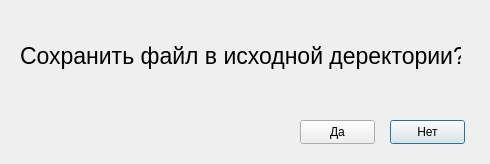
Qt form filesaver.ui (obrodiga/XmrReder) before a commit.
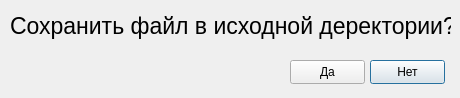
The same form after that commit.

```diff
--- a/filesaver.ui
+++ b/filesaver.ui
@@ -6,8 +6,8 @@
    <rect>
     <x>0</x>
     <y>0</y>
-    <width>490</width>
-    <height>164</height>
+    <width>460</width>
+    <height>98</height>
    </rect>
   </property>
   <property name="windowTitle">
@@ -16,8 +16,8 @@
   <widget class="QLabel" name="label">
    <property name="geometry">
     <rect>
-     <x>20</x>
-     <y>20</y>
+     <x>10</x>
+     <y>-10</y>
      <width>441</width>
      <height>71</height>
     </rect>
@@ -34,8 +34,8 @@
   <widget class="QPushButton" name="noButton">
    <property name="geometry">
     <rect>
-     <x>390</x>
-     <y>120</y>
+     <x>370</x>
+     <y>60</y>
      <width>75</width>
      <height>24</height>
     </rect>
@@ -47,8 +47,8 @@
   <widget class="QPushButton" name="yesButton">
    <property name="geometry">
     <rect>
-     <x>300</x>
-     <y>120</y>
+     <x>290</x>
+     <y>60</y>
      <width>75</width>
      <height>24</height>
     </rect>
```
